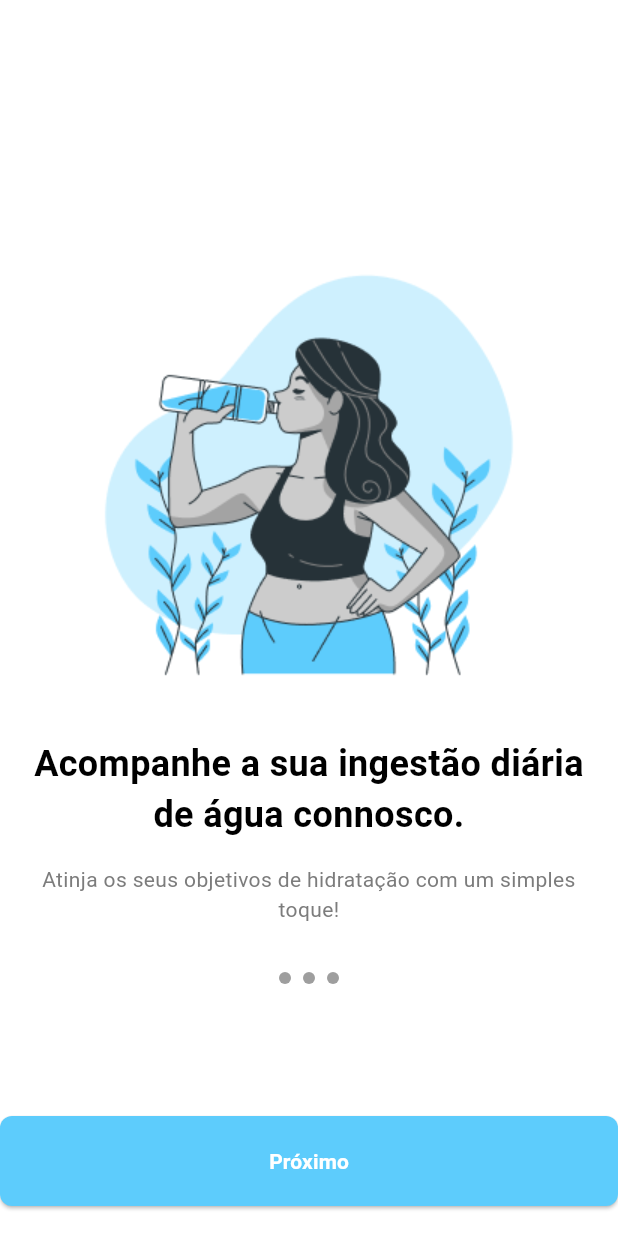
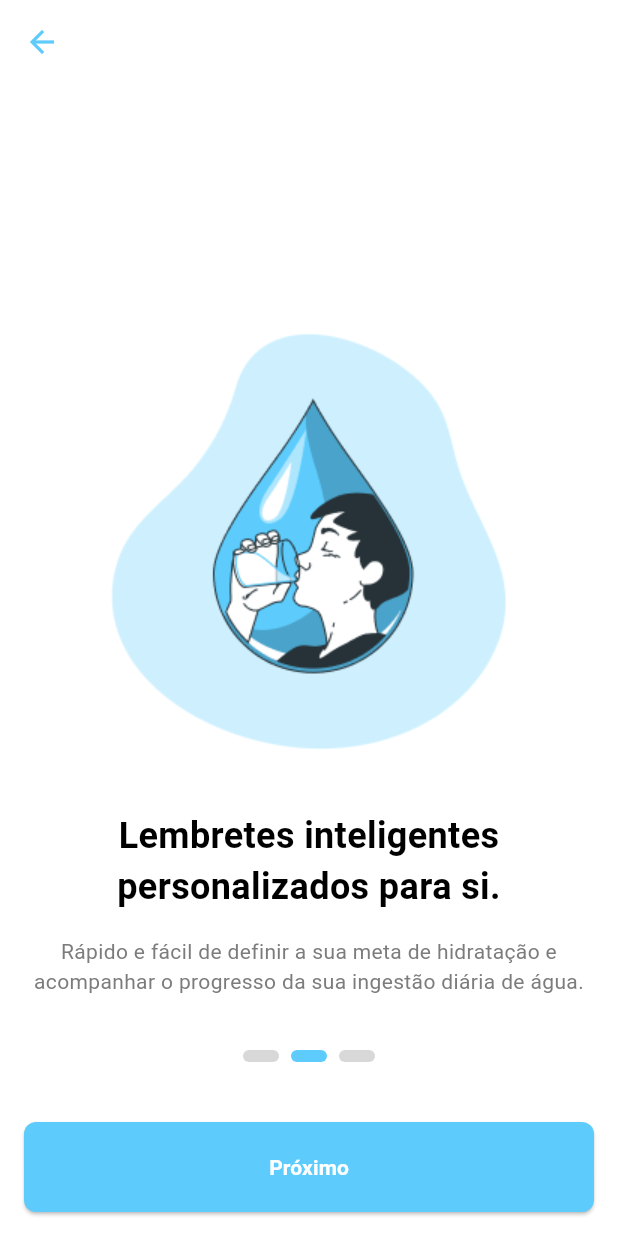
Before and after one commit to celestinolg/water_tracker_app, a Flutter app: the screen it shows after launch, after a tap on "Próximo", on a phone screen of 412 x 824 dp. Run offline on Flutter 3.47's test engine with Material 3 defaults, Android fonts, the phone set to English and light mode, and no system bars; our stand-ins replace lottie.

Commit message:
Onboard page completed

```diff
--- /dev/null
+++ b/lib/feature/home/home_screen.dart
@@ -0,0 +1,25 @@
+import 'package:flutter/material.dart';
+
+class HomeScreen extends StatefulWidget {
+  const HomeScreen({super.key});
+
+  @override
+  State<HomeScreen> createState() => _HomeScreenState();
+}
+
+class _HomeScreenState extends State<HomeScreen> {
+  @override
+  void initState() {
+    super.initState();
+  }
+
+  @override
+  void dispose() {
+    super.dispose();
+  }
+
+  @override
+  Widget build(BuildContext context) {
+    return Scaffold(body: Center(child: Text('Home Screen')));
+  }
+}
--- a/lib/feature/onboard/onboard_controller.dart
+++ b/lib/feature/onboard/onboard_controller.dart
@@ -1,5 +1,22 @@
+import 'package:flutter/widgets.dart';
+
 class OnboardController {
-  static int nextPage(int currentPage, int totalPages) {
-    return currentPage + 1 % totalPages;
+  static String buttonName = 'Próximo';
+
+  static void nextPage(
+    int currentPage,
+    int totalPage,
+    PageController controller,
+    VoidCallback onFinish, // callback para quando acabar
+  ) {
+    if (currentPage < totalPage - 1) {
+      controller.nextPage(
+        duration: const Duration(milliseconds: 300),
+        curve: Curves.easeIn,
+      );
+    } else {
+      // Última página → chamar a ação final
+      onFinish();
+    }
   }
 }
--- a/lib/feature/onboard/onboard_screen.dart
+++ b/lib/feature/onboard/onboard_screen.dart
@@ -3,7 +3,7 @@ import 'package:water_tracker/feature/onboard/onboard_controller.dart';
 import 'package:water_tracker/shared_widget/primary_button/primary_button.dart';
 
 class OnboardScreen extends StatefulWidget {
-  OnboardScreen({super.key});
+  const OnboardScreen({super.key});
 
   @override
   State<OnboardScreen> createState() => _OnboardScreenState();
@@ -19,54 +19,77 @@ class _OnboardScreenState extends State<OnboardScreen> {
     },
     {
       'image': 'assets/img/onboard_2.png',
-      'title': 'Defina metas diárias personalizadas de consumo de água.',
+      'title': 'Lembretes inteligentes personalizados para si.',
       'subtitle':
-          'Mantenha-se motivado e alcance seus objetivos de hidratação com facilidade.',
+          'Rápido e fácil de definir a sua meta de hidratação e acompanhar o progresso da sua ingestão diária de água.',
     },
     {
       'image': 'assets/img/onboard_3.png',
-      'title': 'Receba lembretes amigáveis para beber água regularmente.',
+      'title': 'Fácil de usar – Beba, toque, repita.',
       'subtitle':
-          'Nunca mais se esqueça de se manter hidratado ao longo do dia.',
+          'Manter-se hidratado todos os dias é fácil com o Drops Water Tracker.',
     },
   ];
   int _currentPage = 0;
+  final PageController _controller = PageController();
 
   @override
   void initState() {
     super.initState();
-    _onPageChanged();
   }
 
-  void _onPageChanged() {
-    setState(() {
-      _currentPage = OnboardController.nextPage(
-        _currentPage,
-        onBoardList.length,
-      );
-      if (_currentPage < onBoardList.length - 1) {
-        Future.delayed(const Duration(seconds: 3), _onPageChanged);
-      }
-    });
+  @override
+  void dispose() {
+    super.dispose();
+    _controller.dispose();
   }
 
   @override
   Widget build(BuildContext context) {
     return Scaffold(
       backgroundColor: Color(0xFFFFFFFF),
+      appBar: AppBar(
+        backgroundColor: Color(0xFFFFFFFF),
+        elevation: 0,
+        leading: _currentPage > 0
+            ? IconButton(
+                icon: Icon(Icons.arrow_back, color: Color(0xFF5DCCFC)),
+                onPressed: () {
+                  _controller.previousPage(
+                    duration: Duration(milliseconds: 300),
+                    curve: Curves.easeIn,
+                  );
+                },
+              )
+            : null,
+      ),
       body: SafeArea(
         child: Stack(
+          alignment: AlignmentDirectional.bottomCenter,
           children: [
-            Column(
+            PageView.builder(
+              controller: _controller,
+              itemCount: onBoardList.length,
+              onPageChanged: (index) {
+                setState(() {
+                  _currentPage = index;
+                });
+              },
+              itemBuilder: (_, index) {
+                return Column(
                   mainAxisAlignment: MainAxisAlignment.center,
                   crossAxisAlignment: CrossAxisAlignment.center,
                   children: [
-                Image.asset(onBoardList[0]['image']!, width: 300, height: 300),
+                    Image.asset(
+                      onBoardList[index]['image']!,
+                      width: 300,
+                      height: 300,
+                    ),
                     SizedBox(height: 24),
                     Padding(
                       padding: const EdgeInsets.symmetric(horizontal: 16.0),
                       child: Text(
-                    onBoardList[0]['title']!,
+                        onBoardList[index]['title']!,
                         textAlign: TextAlign.center,
                         style: TextStyle(
                           fontSize: 24,
@@ -79,7 +102,7 @@ class _OnboardScreenState extends State<OnboardScreen> {
                     Padding(
                       padding: const EdgeInsets.symmetric(horizontal: 16.0),
                       child: Text(
-                    onBoardList[0]['subtitle']!,
+                        onBoardList[index]['subtitle']!,
                         textAlign: TextAlign.center,
                         style: TextStyle(
                           fontSize: 14,
@@ -88,44 +111,55 @@ class _OnboardScreenState extends State<OnboardScreen> {
                         ),
                       ),
                     ),
-                SizedBox(height: 32),
+                  ],
+                );
+              },
+            ),
+            Container(
+              margin: EdgeInsets.symmetric(horizontal: 16, vertical: 16),
+              child: Column(
+                mainAxisSize: MainAxisSize.min,
+                children: [
                   Row(
                     mainAxisAlignment: MainAxisAlignment.center,
                     children: List.generate(
                       onBoardList.length,
                       (index) => AnimatedContainer(
-                      duration: const Duration(milliseconds: 300),
-                      margin: const EdgeInsets.symmetric(horizontal: 4),
+                        duration: Duration(milliseconds: 300),
+                        margin: EdgeInsets.symmetric(horizontal: 4),
+                        width: 24,
                         height: 8,
-                      width: _currentPage == index ? 24 : 8,
                         decoration: BoxDecoration(
                           color: _currentPage == index
-                            ? Color(0XFF5DCCFC)
-                            : Colors.grey,
+                              ? Color(0xFF5DCCFC)
+                              : Color(0xFFD8D8D8),
                           borderRadius: BorderRadius.circular(4),
                         ),
                       ),
                     ),
                   ),
-              ],
-            ),
-            Positioned(
-              bottom: 20,
-              left: 0,
-              child: primaryButton(
-                text: 'Próximo',
+                  SizedBox(height: 40),
+
+                  primaryButton(
+                    text: (_currentPage == onBoardList.length - 1)
+                        ? 'Começar'
+                        : 'Próximo',
                     onPressed: () {
-                  setState(() {
-                    _currentPage = OnboardController.nextPage(
+                      OnboardController.nextPage(
                         _currentPage,
                         onBoardList.length,
+                        _controller,
+                        () {
+                          Navigator.pushReplacementNamed(context, '/home');
+                        },
                       );
-                  });
                     },
                     width: MediaQuery.of(context).size.width,
                     height: 60,
                     backgroundColor: Color(0xFF5DCCFC),
                     textColor: Colors.white,
+                  ),
+                ],
               ),
             ),
           ],
--- a/lib/main.dart
+++ b/lib/main.dart
@@ -1,4 +1,5 @@
 import 'package:flutter/material.dart';
+import 'package:water_tracker/feature/home/home_screen.dart';
 import 'package:water_tracker/feature/onboard/onboard_screen.dart';
 import 'package:water_tracker/feature/splash/splash_screen.dart';
 
@@ -19,6 +20,7 @@ class MyApp extends StatelessWidget {
       routes: {
         '/': (context) => const SplashScreen(),
         '/onboard': (context) => OnboardScreen(),
+        '/home': (context) => HomeScreen(),
       },
     );
   }
```
Lines whose indentation alone changed are shown as unchanged.
